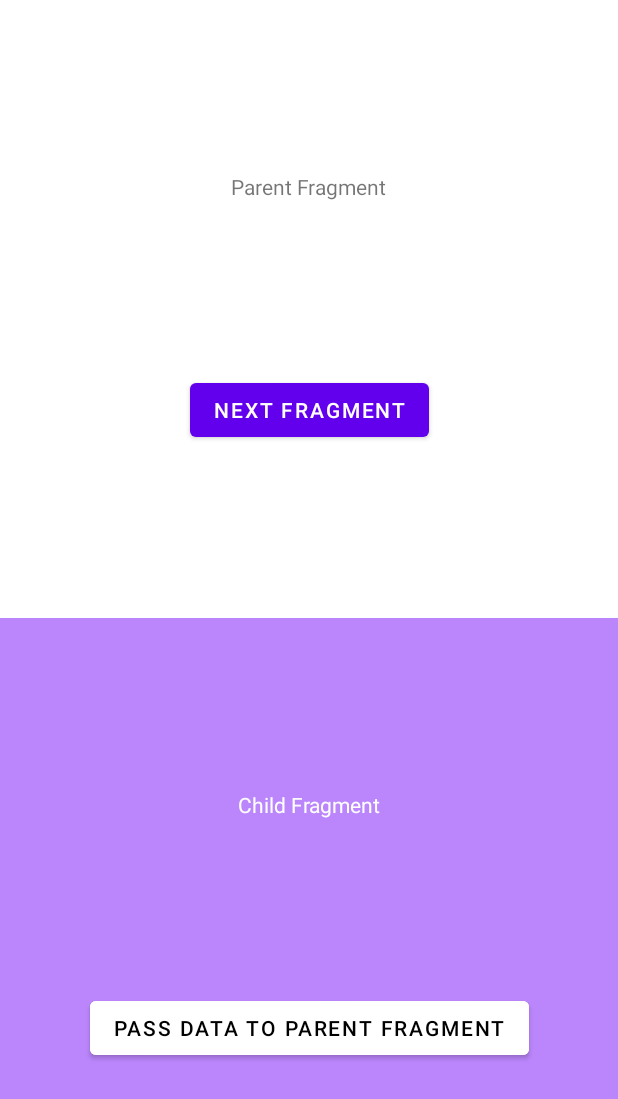
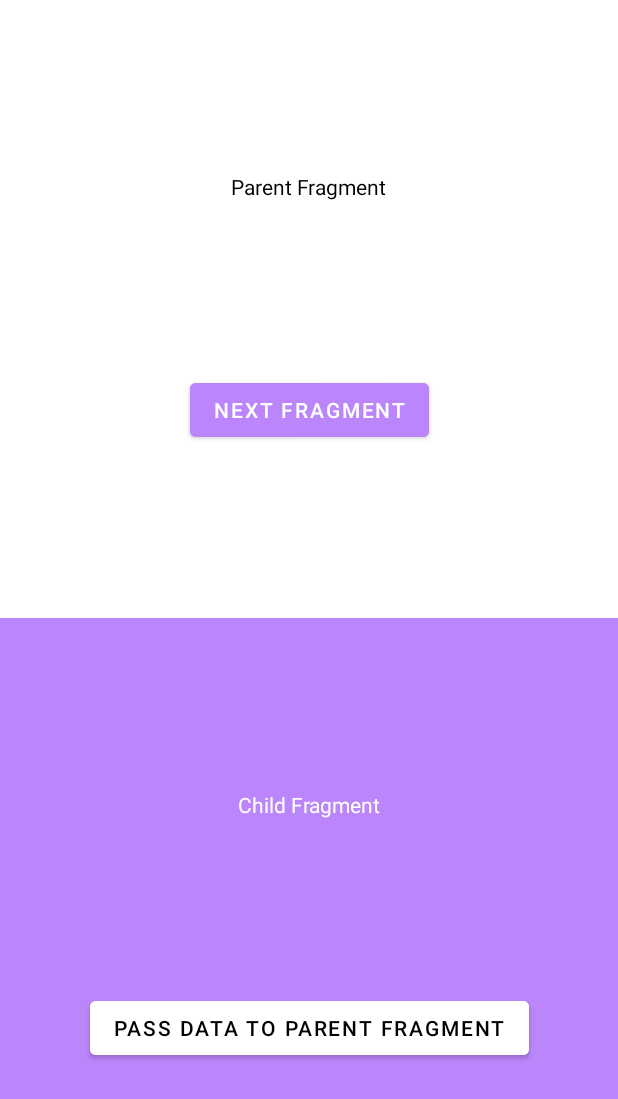
Before and after one commit to swnishan/CommunicateBetweenFragments, an Android app: the screen it shows after launch (MainActivity), on a phone screen of 412 x 824 dp. Shown: the top 1099 px of the screen. Run offline under Robolectric (Android 15) with nearby library versions, the phone set to English and light mode, and no system bars.

Commit message:
update theme

```diff
--- a/app/src/main/AndroidManifest.xml
+++ b/app/src/main/AndroidManifest.xml
@@ -8,11 +8,11 @@
         android:label="@string/app_name"
         android:roundIcon="@mipmap/ic_launcher_round"
         android:supportsRtl="true"
-        android:theme="@style/Theme.CommiunicateBetweenFragments">
+        android:theme="@style/Theme.CommunicateBetweenFragments">
         <activity
             android:name="edu.swnishan.communicatebetweenfragments.MainActivity"
             android:label="@string/app_name"
-            android:theme="@style/Theme.CommiunicateBetweenFragments.NoActionBar">
+            android:theme="@style/Theme.CommunicateBetweenFragments.NoActionBar">
             <intent-filter>
                 <action android:name="android.intent.action.MAIN" />
 
--- a/app/src/main/res/layout/fragment_first.xml
+++ b/app/src/main/res/layout/fragment_first.xml
@@ -20,6 +20,7 @@
             android:layout_width="wrap_content"
             android:layout_height="wrap_content"
             android:text="@string/parent_fragment_label"
+            android:textColor="@color/black"
             app:layout_constraintBottom_toTopOf="@id/button_first"
             app:layout_constraintEnd_toEndOf="parent"
             app:layout_constraintStart_toStartOf="parent"
@@ -30,6 +31,7 @@
             android:layout_width="wrap_content"
             android:layout_height="wrap_content"
             android:text="@string/next_fragment"
+            android:backgroundTint="@color/purple_200"
             app:layout_constraintBottom_toBottomOf="parent"
             app:layout_constraintEnd_toEndOf="parent"
             app:layout_constraintStart_toStartOf="parent"
--- a/app/src/main/res/values-night/themes.xml
+++ b/app/src/main/res/values-night/themes.xml
@@ -1,6 +1,6 @@
 <resources xmlns:tools="http://schemas.android.com/tools">
     <!-- Base application theme. -->
-    <style name="Theme.CommiunicateBetweenFragments" parent="Theme.MaterialComponents.DayNight.DarkActionBar">
+    <style name="Theme.CommunicateBetweenFragments" parent="Theme.MaterialComponents.DayNight.DarkActionBar">
         <!-- Primary brand color. -->
         <item name="colorPrimary">@color/purple_200</item>
         <item name="colorPrimaryVariant">@color/purple_700</item>
--- a/app/src/main/res/values/themes.xml
+++ b/app/src/main/res/values/themes.xml
@@ -1,6 +1,6 @@
 <resources xmlns:tools="http://schemas.android.com/tools">
     <!-- Base application theme. -->
-    <style name="Theme.CommiunicateBetweenFragments" parent="Theme.MaterialComponents.DayNight.DarkActionBar">
+    <style name="Theme.CommunicateBetweenFragments" parent="Theme.MaterialComponents.DayNight.DarkActionBar">
         <!-- Primary brand color. -->
         <item name="colorPrimary">@color/purple_500</item>
         <item name="colorPrimaryVariant">@color/purple_700</item>
@@ -14,12 +14,12 @@
         <!-- Customize your theme here. -->
     </style>
 
-    <style name="Theme.CommiunicateBetweenFragments.NoActionBar">
+    <style name="Theme.CommunicateBetweenFragments.NoActionBar">
         <item name="windowActionBar">false</item>
         <item name="windowNoTitle">true</item>
     </style>
 
-    <style name="Theme.CommiunicateBetweenFragments.AppBarOverlay" parent="ThemeOverlay.AppCompat.Dark.ActionBar" />
+    <style name="Theme.CommunicateBetweenFragments.AppBarOverlay" parent="ThemeOverlay.AppCompat.Dark.ActionBar" />
 
-    <style name="Theme.CommiunicateBetweenFragments.PopupOverlay" parent="ThemeOverlay.AppCompat.Light" />
+    <style name="Theme.CommunicateBetweenFragments.PopupOverlay" parent="ThemeOverlay.AppCompat.Light" />
 </resources>
```
